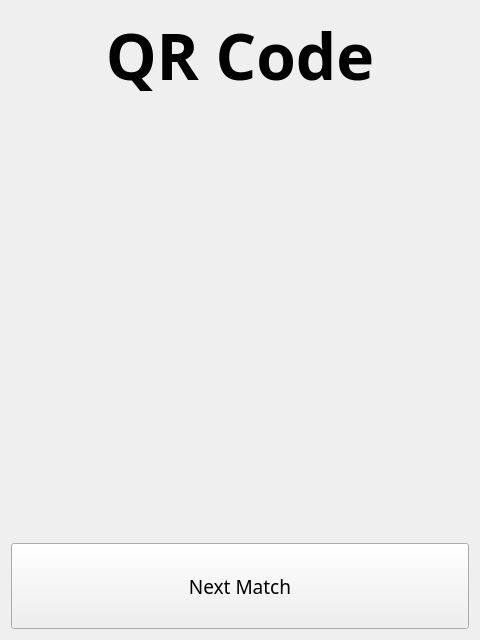
Before: the Qt Designer form ui/QRCode.ui in Q-FRC/Scouter, drawn with Qt 5.
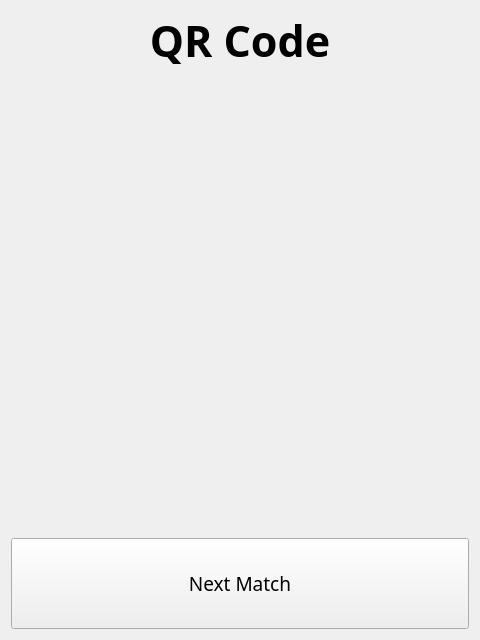
After: the same form once the commit is applied.

```diff
--- a/ui/QRCode.ui
+++ b/ui/QRCode.ui
@@ -25,7 +25,7 @@
      <property name="font">
       <font>
        <family>Noto Sans</family>
-       <pointsize>48</pointsize>
+       <pointsize>32</pointsize>
        <bold>true</bold>
       </font>
      </property>
@@ -37,14 +37,26 @@
      </property>
     </widget>
    </item>
-   <item>
+   <item alignment="Qt::AlignmentFlag::AlignHCenter">
     <widget class="QLabel" name="qr">
      <property name="sizePolicy">
-      <sizepolicy hsizetype="Preferred" vsizetype="Preferred">
+      <sizepolicy hsizetype="Fixed" vsizetype="Fixed">
        <horstretch>0</horstretch>
        <verstretch>5</verstretch>
       </sizepolicy>
      </property>
+     <property name="minimumSize">
+      <size>
+       <width>400</width>
+       <height>400</height>
+      </size>
+     </property>
+     <property name="maximumSize">
+      <size>
+       <width>640</width>
+       <height>640</height>
+      </size>
+     </property>
      <property name="text">
       <string/>
      </property>
```
Left out of the diff: 4 changed lines with no effect on the pictures.
